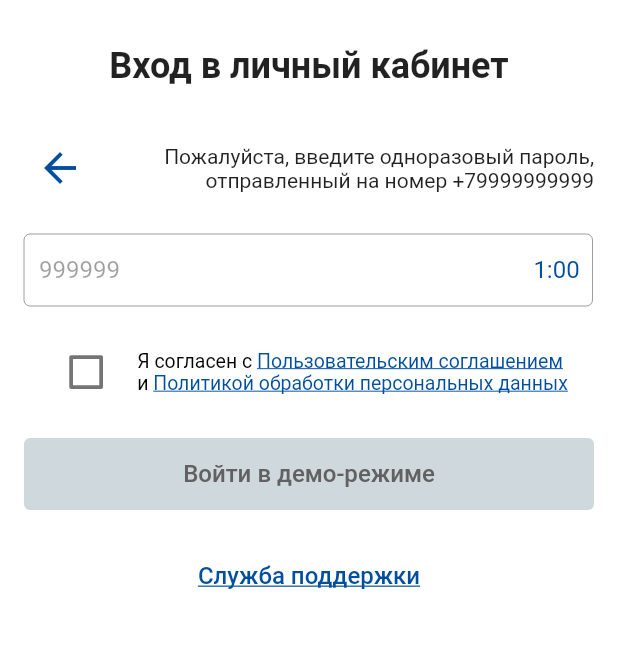
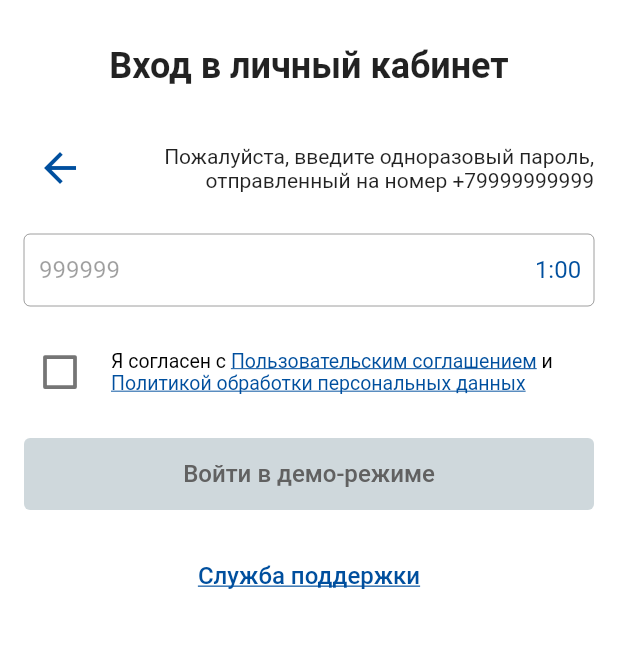
Before and after one commit to vrg18/housing, a Flutter app: the screen it shows after launch, after a tap on "Демо-режим", on a phone screen of 412 x 824 dp, the part 432-1080 px from its top. Run offline on Flutter 3.47's test engine with Material 2 defaults, Android fonts, the phone set to English and light mode, and no system bars; drawn by our look-alikes of auto_size_text, flutter_countdown_timer; our stand-ins replace dio, flutter_dotenv, flutter_keyboard_visibility, pretty_dio_logger; generated files the repository leaves out were written again.

Commit message:
login screens sizes correction - 3

```diff
--- a/lib/ui/res/strings.dart
+++ b/lib/ui/res/strings.dart
@@ -15,7 +15,7 @@ const String enterPressDemo = 'Войти в демо-режиме';
 const String inscriptionAgrees = 'Я согласен с ';
 const String inscriptionByUserAgreement = 'Пользовательским соглашением';
 const String userAgreementUrl = 'https://ya.ru';
-const String inscriptionAnd = '\nи ';
+const String inscriptionAnd = ' и ';
 const String inscriptionPersonalDataPolicy = 'Политикой обработки персональных данных';
 const String personalDataPolicyUrl = 'https://ya.ru';
 const String popupHeader = 'Предупреждение';
--- a/lib/ui/widget/login_second.dart
+++ b/lib/ui/widget/login_second.dart
@@ -4,6 +4,7 @@ import 'package:flutter/material.dart';
 import 'package:flutter/services.dart';
 import 'package:flutter_countdown_timer/countdown_timer_controller.dart';
 import 'package:flutter_countdown_timer/flutter_countdown_timer.dart';
+import 'package:housing/data/provider/is_web.dart';
 import 'package:housing/data/provider/phone_number.dart';
 import 'package:housing/data/res/mocks.dart';
 import 'package:housing/data/res/properties.dart';
@@ -98,7 +99,9 @@ class _LoginSecondState extends State<LoginSecond> {
             Flexible(
               child: Container(
                 height: heightOfButtonsAndTextFields,
-                padding: const EdgeInsets.only(right: 1),
+                padding: EdgeInsets.only(right: context.read<Web>().isWeb ? 2 : 0), // на небольших экранах в Web-версии
+                                                                                    // пропадал правый край рамки,
+                                                                                    // пришлось сдвинуть на 2
                 child: Stack(
                   children: [
                     TextField(
```
